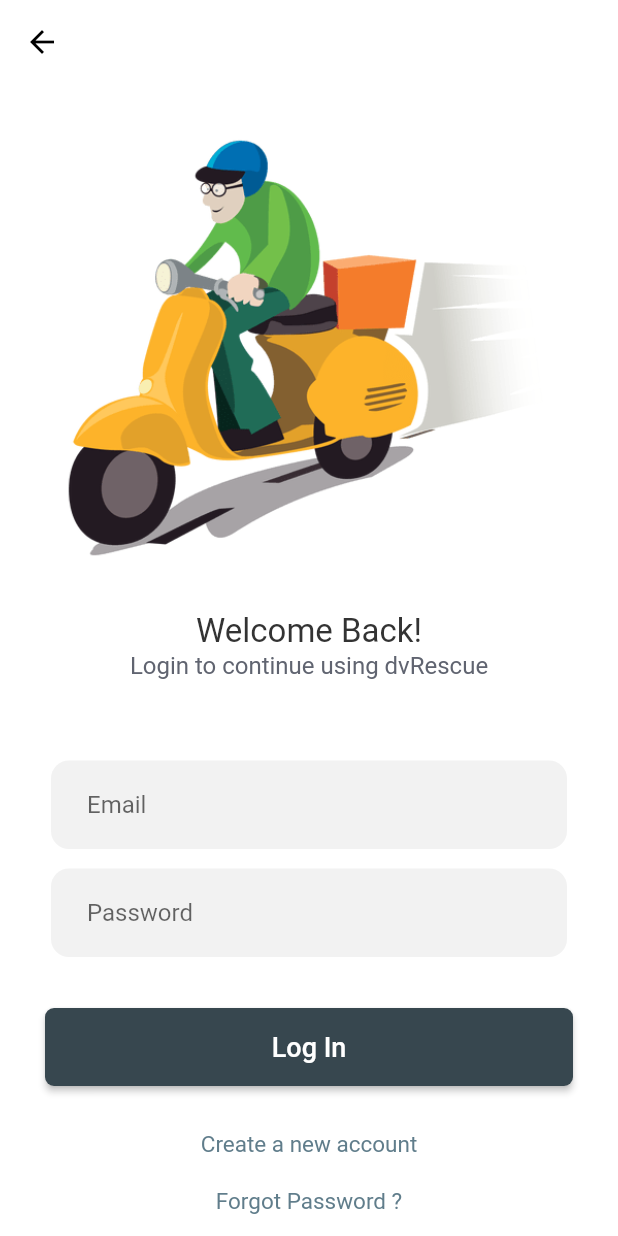
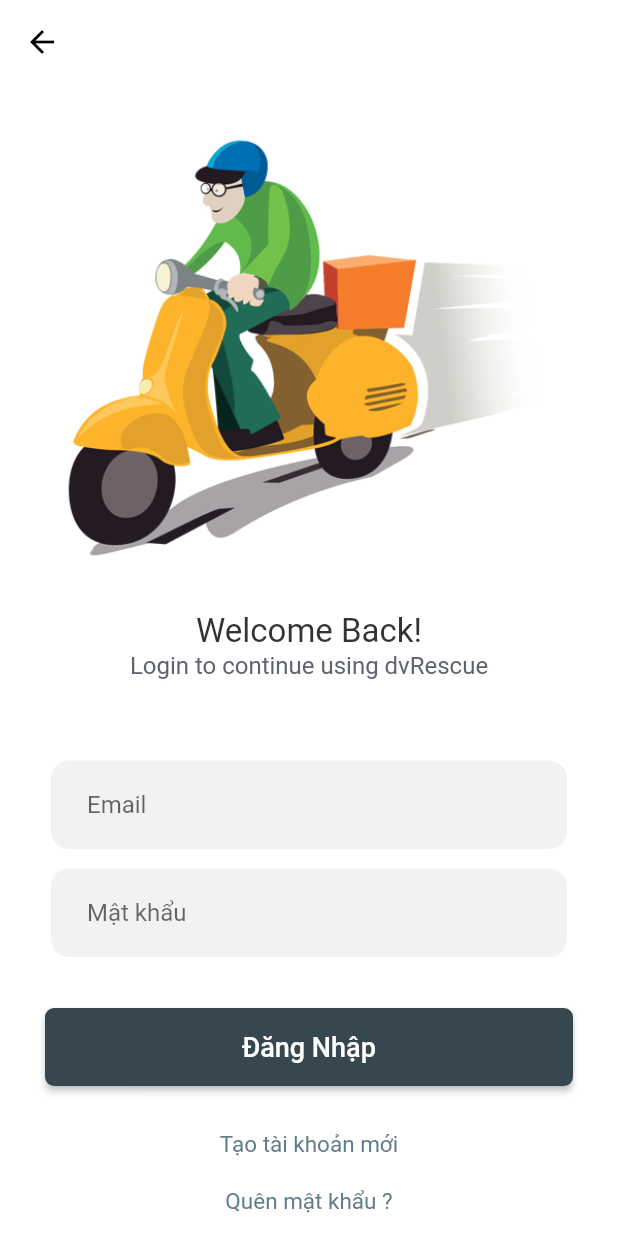
Before and after one commit to duyvo209/rescue-app, a Flutter app: the screen it shows after launch, after a tap on "Dành cho cửa hàng", on a phone screen of 412 x 824 dp. Run offline on Flutter 3.47's test engine with Material 2 defaults, Android fonts, the phone set to English and light mode, and no system bars; drawn by our look-alikes of loading_overlay; our stand-ins replace bloc, cached_network_image, cloud_firestore, easy_localization, equatable, expandable and 9 more; missing offline and left inert: flutter_polyline_points, google_place; accounts and stored records are empty; Roboto replaces fonts that are missing (poppins).

```diff
--- a/assets/langs/en-US.json
+++ b/assets/langs/en-US.json
@@ -0,0 +1,26 @@
+{
+    "Tìm kiếm cửa hàng cứu hộ xe máy gần bạn": "Search for car rescue windows near you",
+    "Đăng nhập vào ứng dụng": "Sign in to the application",
+    "Dành cho người dùng": "For customers",
+    "Dành cho cửa hàng": "For the store",
+    "Họ tên": "Full name",
+    "Mật khẩu": "Password",
+    "Nhập lại mật khẩu": "Retype password",
+    "Đăng ký": "Sign Up",
+    "Tạo tài khoản mới": "Create a new account",
+    "Quên mật khẩu": "Forgot password ?",
+    "Tên cửa hàng": "Store name",
+    "Số điện thoại": "Phone number",
+    "Địa chỉ": "Address",
+    "Giờ mở cửa - đóng cửa": "Opening hours - closing",
+    "Tìm kiếm cửa hàng gần bạn": "Search for stores near you",
+    "Trang chủ": "Home",
+    "Hồ sơ": "Profile",
+    "Chỉnh sửa hồ sơ": "Edit profile",
+    "Lịch sử": "History",
+    "Ngôn ngữ": "Language",
+    "Tiếng việt": "Vietnamese",
+    "Tiếng anh": "English",
+    "Đăng xuất": "Log out",
+    "Bạn đã đăng xuất": "You have logged out"
+    }
--- a/assets/langs/vi-VN.json
+++ b/assets/langs/vi-VN.json
@@ -0,0 +1,26 @@
+{
+"Tìm kiếm cửa hàng cứu hộ xe máy gần bạn": "Tìm kiếm cửa hàng cứu hộ xe máy gần bạn",
+"Đăng nhập vào ứng dụng": "Đăng nhập vào ứng dụng",
+"Dành cho người dùng": "Dành cho người dùng",
+"Dành cho cửa hàng": "Dành cho cửa hàng",
+"Họ tên": "Họ tên",
+"Mật khẩu": "Mật khẩu",
+"Nhập lại mật khẩu": "Nhập lại mật khẩu",
+"Đăng ký": "Đăng ký",
+"Tạo tài khoản mới": "Tạo tài khoản mới",
+"Quên mật khẩu": "Quên mật khẩu",
+"Tên cửa hàng": "Tên cửa hàng",
+"Số điện thoại": "Số điện thoại",
+"Địa chỉ": "Địa chỉ",
+"Giờ mở cửa - đóng cửa": "Giờ mở cửa - đóng cửa",
+"Tìm kiếm cửa hàng gần bạn": "Tìm kiếm cửa hàng gần bạn",
+"Trang chủ": "Trang chủ",
+"Hồ sơ": "Hồ sơ",
+"Chỉnh sửa hồ sơ": "Chỉnh sửa hồ sơ",
+"Lịch sử": "Lịch sử",
+"Ngôn ngữ": "Ngôn ngữ",
+"Tiếng việt": "Tiếng việt",
+"Tiếng anh": "Tiếng anh",
+"Đăng xuất": "Đăng xuất",
+"Bạn đã đăng xuất": "Bạn đã đăng xuất"
+}
--- a/lib/blocs/request/request_event.dart
+++ b/lib/blocs/request/request_event.dart
@@ -12,4 +12,18 @@ class AddToRequest extends RequestEvent {
   final String storeName;
   final String problem;
   AddToRequest({this.userId, this.storeName, this.problem});
+
+  Rescue toRescue() {
+    return Rescue.newRescue(
+      idUser: userId,
+      idStore: storeName,
+      problem: problem,
+    );
+  }
 }
+
+class GetListRequest extends RequestEvent {
+  // final String userId;
+  final BuildContext context;
+  GetListRequest(this.context);
+}
--- a/lib/blocs/request/request_state.dart
+++ b/lib/blocs/request/request_state.dart
@@ -1,14 +1,14 @@
 part of 'request_bloc.dart';
 
 class RequestState extends Equatable {
-  final List<Request> request;
+  final List<Rescue> request;
   RequestState({this.request});
 
   factory RequestState.empty() {
     return RequestState(request: []);
   }
 
-  RequestState copyWith(List<Request> request) {
+  RequestState copyWith(List<Rescue> request) {
     return RequestState(request: request ?? this.request);
   }
 
--- a/lib/main.dart
+++ b/lib/main.dart
@@ -1,3 +1,4 @@
+import 'package:easy_localization/easy_localization.dart';
 import 'package:flutter/material.dart';
 import 'package:flutter/services.dart';
 import 'package:firebase_core/firebase_core.dart';
@@ -20,7 +21,19 @@ void main() async {
     systemNavigationBarColor: Colors.white,
     systemNavigationBarIconBrightness: Brightness.dark,
   ));
-  runApp(MyApp());
+
+  runApp(
+    EasyLocalization(
+      child: MyApp(),
+      path: 'assets/langs',
+      saveLocale: true,
+      supportedLocales: [
+        Locale('vi', 'VN'),
+        Locale('en', 'US'),
+      ],
+      fallbackLocale: Locale('vi', 'VN'),
+    ),
+  );
 }
 
 class MyApp extends StatefulWidget {
--- a/lib/models/Rescue.dart
+++ b/lib/models/Rescue.dart
@@ -1,3 +1,5 @@
+import 'package:cloud_firestore/cloud_firestore.dart';
+
 class Rescue {
   String idUser;
   String idStore;
@@ -8,17 +10,33 @@ class Rescue {
   double lat;
   double long;
   String address;
-  Rescue({
-    this.idUser,
+  String idRequest;
+  static const status_new = 0;
+  int status;
+
+  Rescue.newRescue(
+      {this.idUser,
+      this.idStore,
+      this.idRequest,
+      this.problem,
+      this.address,
+      this.desc,
+      this.service})
+      : status = status_new,
+        time = DateTime.now();
+
+  Rescue(
+      {this.idUser,
       this.idStore,
       this.problem,
       this.service,
       this.time,
+      this.status,
       this.desc,
       this.lat,
       this.long,
       this.address,
-  });
+      this.idRequest});
 
   factory Rescue.fromFireStore(Map<String, dynamic> json) {
     return Rescue(
@@ -26,7 +44,8 @@ class Rescue {
       idStore: json['idStore'],
       problem: json['problem'],
       service: json['service'],
-      time: json['time'],
+      time: (json['time'] as Timestamp).toDate(),
+      status: json['status'],
       desc: json['json'],
       lat: json['lat'],
       long: json['long'],
@@ -40,12 +59,17 @@ class Rescue {
       'idStore': idStore,
       'problem': problem,
       'service': service,
-      'time': DateTime.now(),
+      'time': time,
+      'status': status,
       'desc': desc,
       'lat': lat,
       'long': long,
       'address': address,
     };
+  }
+
+  void setRequestId(String id) {
+    this.idRequest = id;
   }
 
   @override
--- a/lib/screens/AddressSreachScreen.dart
+++ b/lib/screens/AddressSreachScreen.dart
@@ -48,7 +48,7 @@ class AddressSearch extends SearchDelegate<Suggestion> {
       builder: (context, snapshot) => query == ''
           ? Container(
               padding: EdgeInsets.all(16.0),
-              child: Text('Enter your address'),
+              child: Text('Nhập địa chỉ của bạn'),
             )
           : snapshot.hasData
               ? Stack(
--- a/lib/screens/LoginStoreScreen.dart
+++ b/lib/screens/LoginStoreScreen.dart
@@ -171,7 +171,7 @@ class _LoginStoreScreenState extends State<LoginStoreScreen> {
                               textInputAction: TextInputAction.next,
                               decoration: InputDecoration(
                                 border: InputBorder.none,
-                                hintText: "Password",
+                                hintText: "Mật khẩu",
                                 errorText: _passwordError(),
                                 contentPadding: EdgeInsets.symmetric(
                                     horizontal: 24, vertical: 20),
@@ -197,7 +197,7 @@ class _LoginStoreScreenState extends State<LoginStoreScreen> {
                                 );
                               },
                               child: Text(
-                                "Log In",
+                                "Đăng Nhập",
                                 style: TextStyle(
                                     color: Colors.white, fontSize: 18),
                               ),
@@ -219,7 +219,7 @@ class _LoginStoreScreenState extends State<LoginStoreScreen> {
                                     builder: (context) => SignupStoreScreen()));
                           },
                           child: Text(
-                            "Create a new account",
+                            "Tạo tài khoản mới",
                             style:
                                 TextStyle(color: Colors.blueGrey, fontSize: 15),
                           ),
@@ -236,7 +236,7 @@ class _LoginStoreScreenState extends State<LoginStoreScreen> {
                                     builder: (context) => ForgotPassScreen()));
                           },
                           child: Text(
-                            "Forgot Password ?",
+                            "Quên mật khẩu ?",
                             style:
                                 TextStyle(color: Colors.blueGrey, fontSize: 15),
                           ),
--- a/lib/screens/SignupStoreScreen.dart
+++ b/lib/screens/SignupStoreScreen.dart
@@ -443,7 +443,7 @@ class _SignupStoreScreenState extends State<SignupStoreScreen> {
                                   color: Colors.blueGrey[800]),
                               child: Center(
                                 child: Text(
-                                  'Sign Up',
+                                  'Đăng Ký',
                                   style: TextStyle(
                                       color: Colors.white,
                                       fontSize: 18,
--- a/pubspec.yaml
+++ b/pubspec.yaml
@@ -55,6 +55,8 @@ dependencies:
   uuid: any
   google_place: any
 
+  expandable: ^4.1.4
+
 dev_dependencies:
   flutter_test:
     sdk: flutter
```
Also changed, not shown: lib/blocs/request/request_bloc.dart (+31 -18 lines), lib/screens/History.dart (added, +197 -0 lines), lib/screens/HomeScreen.dart (+92 -37 lines), lib/screens/InforStoreScreen.dart (+20 -91 lines), lib/screens/ProfileScreen.dart (+27 -1 lines), assets/destination_map_marker.png (added), assets/driving_pin.png (added), pubspec.lock. Lines whose indentation alone changed are shown as unchanged.
